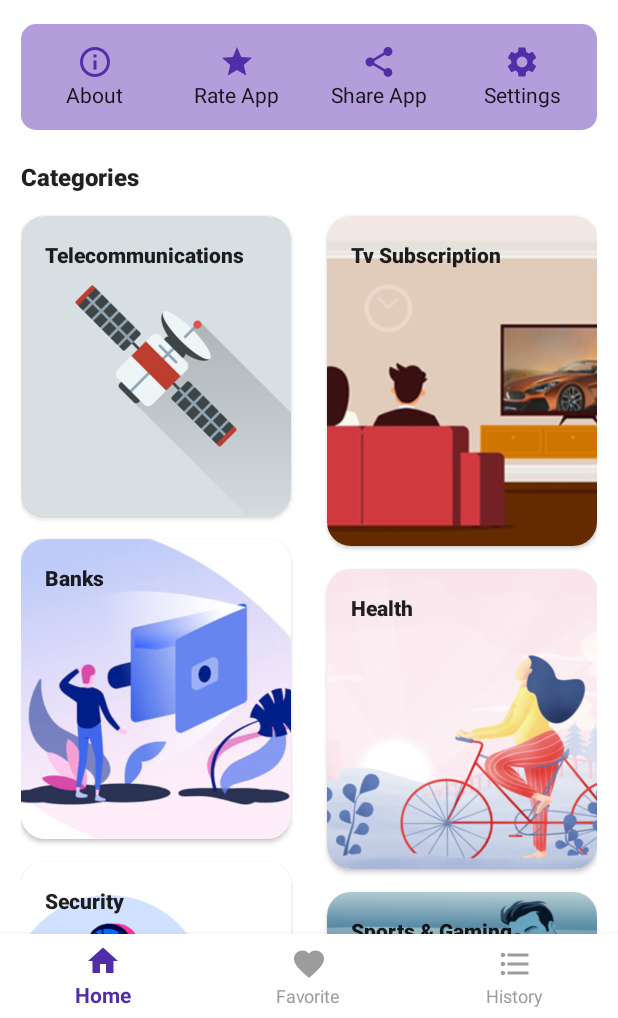
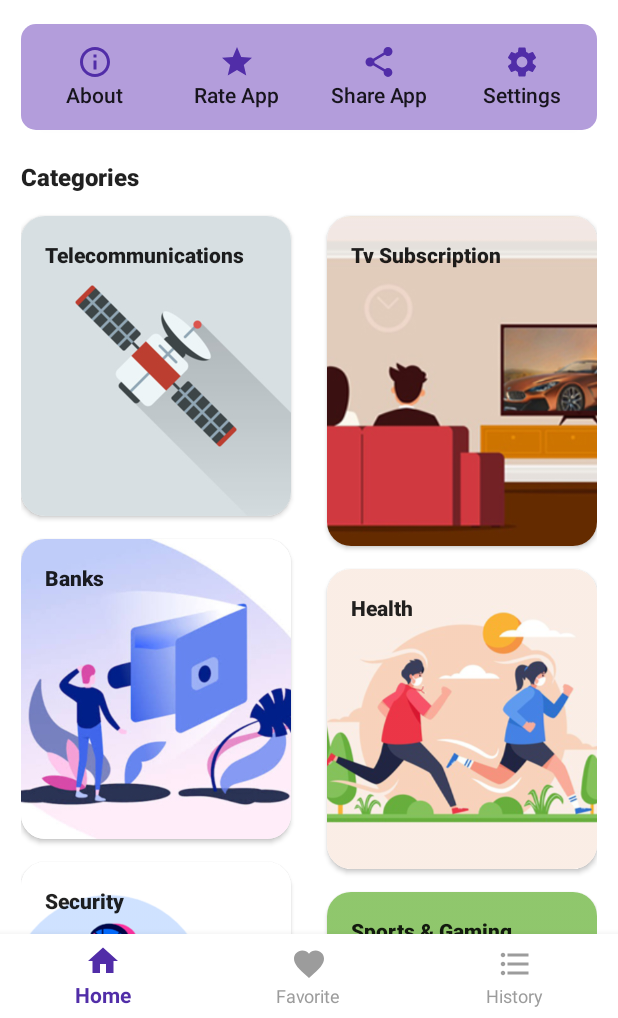
Before and after one commit to megamendhie/Dialup, an Android app: the screen it shows after launch (MainActivity), on a phone screen of 412 x 824 dp, the part 218-1236 px from its top. Run offline under Robolectric (Android 15) with nearby library versions, the phone set to English and light mode, and no system bars; our stand-ins replace Firebase (no records; nobody signed in at launch, a user with empty details on screens opened directly), Room's generated code; libraries missing offline, so code that uses them is left out: io.github.luizgrp.sectionedrecyclerviewadapter; pictures from the network do not load; 4 statements that could not run were skipped.

Commit message:
Updated home page vector images

```diff
--- a/app/src/main/res/layout/fragment_home.xml
+++ b/app/src/main/res/layout/fragment_home.xml
@@ -50,6 +50,8 @@
                     android:layout_height="64dp"
                     android:layout_margin="1dp"
                     android:layout_weight="2"
+                    android:clickable="true"
+                    android:foreground="?android:attr/selectableItemBackground"
                     android:gravity="center"
                     android:orientation="vertical">
 
@@ -61,7 +63,7 @@
                     <TextView
                         android:layout_width="wrap_content"
                         android:layout_height="wrap_content"
-                        android:textAppearance="@style/TextAppearance.AppCompat.Body1"
+                        android:textAppearance="@style/TextAppearance.AppCompat.Body2"
                         android:text="About"/>
                 </LinearLayout>
 
@@ -71,6 +73,8 @@
                     android:layout_height="64dp"
                     android:layout_margin="1dp"
                     android:layout_weight="2"
+                    android:clickable="true"
+                    android:foreground="?android:attr/selectableItemBackground"
                     android:gravity="center"
                     android:orientation="vertical">
 
@@ -82,7 +86,7 @@
                     <TextView
                         android:layout_width="wrap_content"
                         android:layout_height="wrap_content"
-                        android:textAppearance="@style/TextAppearance.AppCompat.Body1"
+                        android:textAppearance="@style/TextAppearance.AppCompat.Body2"
                         android:text="Rate App"/>
                 </LinearLayout>
 
@@ -103,7 +107,7 @@
                     <TextView
                         android:layout_width="wrap_content"
                         android:layout_height="wrap_content"
-                        android:textAppearance="@style/TextAppearance.AppCompat.Body1"
+                        android:textAppearance="@style/TextAppearance.AppCompat.Body2"
                         android:text="Share App"/>
                 </LinearLayout>
 
@@ -113,6 +117,8 @@
                     android:layout_height="64dp"
                     android:layout_margin="1dp"
                     android:layout_weight="2"
+                    android:clickable="true"
+                    android:foreground="?android:attr/selectableItemBackground"
                     android:gravity="center"
                     android:orientation="vertical">
 
@@ -124,7 +130,7 @@
                     <TextView
                         android:layout_width="wrap_content"
                         android:layout_height="wrap_content"
-                        android:textAppearance="@style/TextAppearance.AppCompat.Body1"
+                        android:textAppearance="@style/TextAppearance.AppCompat.Body2"
                         android:text="Settings"/>
                 </LinearLayout>
 
@@ -147,6 +153,8 @@
             android:id="@+id/crdTelco"
             android:layout_width="wrap_content"
             android:layout_height="wrap_content"
+            android:clickable="true"
+            android:foreground="?android:attr/selectableItemBackground"
             android:layout_marginTop="15dp"
             app:cardCornerRadius="@dimen/corner_radius"
             app:layout_constraintLeft_toLeftOf="parent"
@@ -161,7 +169,7 @@
                     android:layout_width="match_parent"
                     android:layout_height="match_parent"
                     android:scaleType="centerCrop"
-                    android:src="@drawable/pici"/>
+                    android:src="@drawable/pica"/>
 
                 <TextView
                     android:layout_width="wrap_content"
@@ -180,6 +188,8 @@
             android:layout_height="wrap_content"
             android:layout_marginTop="15dp"
             app:cardCornerRadius="@dimen/corner_radius"
+            android:clickable="true"
+            android:foreground="?android:attr/selectableItemBackground"
             app:layout_constraintLeft_toLeftOf="parent"
             app:layout_constraintTop_toBottomOf="@id/crdTelco">
 
@@ -208,6 +218,8 @@
             android:id="@+id/crdSecurity"
             android:layout_width="wrap_content"
             android:layout_height="wrap_content"
+            android:clickable="true"
+            android:foreground="?android:attr/selectableItemBackground"
             android:layout_marginTop="15dp"
             app:cardCornerRadius="@dimen/corner_radius"
             app:layout_constraintLeft_toLeftOf="parent"
@@ -238,6 +250,8 @@
             android:id="@+id/crdTv"
             android:layout_width="wrap_content"
             android:layout_height="wrap_content"
+            android:clickable="true"
+            android:foreground="?android:attr/selectableItemBackground"
             android:layout_marginTop="15dp"
             app:cardCornerRadius="@dimen/corner_radius"
             app:layout_constraintRight_toRightOf="parent"
@@ -251,7 +265,7 @@
                     android:layout_width="match_parent"
                     android:layout_height="match_parent"
                     android:scaleType="centerCrop"
-                    android:src="@drawable/picf"/>
+                    android:src="@drawable/picb"/>
 
                 <TextView
                     android:layout_width="wrap_content"
@@ -267,6 +281,8 @@
             android:id="@+id/crdHealth"
             android:layout_width="wrap_content"
             android:layout_height="wrap_content"
+            android:clickable="true"
+            android:foreground="?android:attr/selectableItemBackground"
             android:layout_marginTop="15dp"
             app:cardCornerRadius="@dimen/corner_radius"
             app:layout_constraintRight_toRightOf="parent"
@@ -279,7 +295,7 @@
                     android:layout_width="match_parent"
                     android:layout_height="match_parent"
                     android:scaleType="centerCrop"
-                    android:src="@drawable/pice"/>
+                    android:src="@drawable/picd"/>
 
                 <TextView
                     android:layout_width="wrap_content"
@@ -296,6 +312,8 @@
             android:id="@+id/crdSports"
             android:layout_width="wrap_content"
             android:layout_height="wrap_content"
+            android:clickable="true"
+            android:foreground="?android:attr/selectableItemBackground"
             android:layout_marginTop="15dp"
             app:cardCornerRadius="@dimen/corner_radius"
             app:layout_constraintRight_toRightOf="parent"
@@ -309,7 +327,7 @@
                     android:layout_width="match_parent"
                     android:layout_height="match_parent"
                     android:scaleType="centerCrop"
-                    android:src="@drawable/picd"/>
+                    android:src="@drawable/picf"/>
 
                 <TextView
                     android:layout_width="wrap_content"
```
Also changed, not shown: app/src/main/res/drawable/pica.jpg (renamed from app/src/main/res/drawable/pici.jpg), app/src/main/res/drawable/pica.png (deleted), app/src/main/res/drawable/picb.jpg (renamed from app/src/main/res/drawable/picf.jpg), app/src/main/res/drawable/picb.png (deleted), app/src/main/res/drawable/picd.png, app/src/main/res/drawable/pice.png (deleted), app/src/main/res/drawable/picf.png (added), app/src/main/res/drawable/pich.jpg (deleted).
